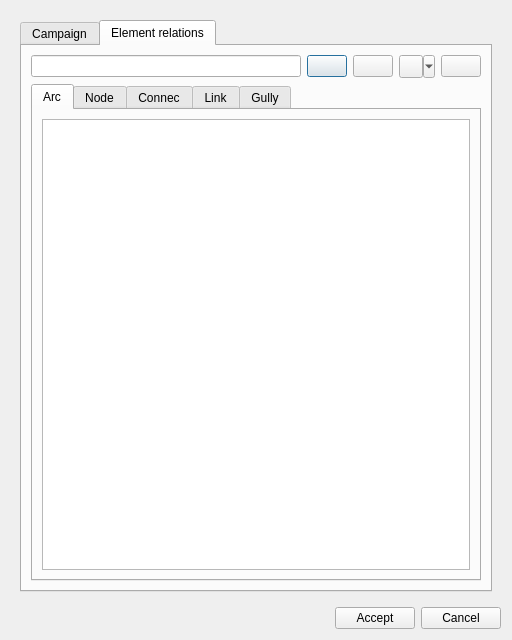
Giswater/giswater_qgis_plugin, file core/ui/toolbars/cm/add_campaign_review.ui: the form before one commit.
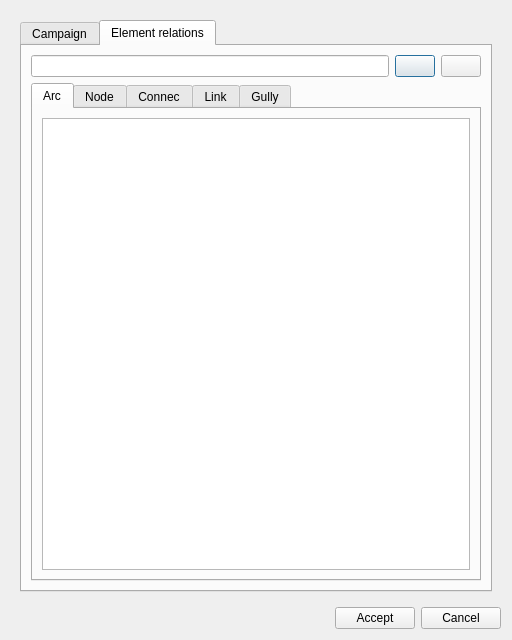
The form after the commit. The open tabs and pages were chosen to show the change. Icons and pictures are not drawn.

Commit message: fix(cm_selection): Put order to the selection tools in cm.

```diff
--- a/core/ui/toolbars/cm/add_campaign_review.ui
+++ b/core/ui/toolbars/cm/add_campaign_review.ui
@@ -64,23 +64,6 @@
               </property>
              </widget>
             </item>
-            <item>
-             <widget class="QToolButton" name="btn_snapping">
-              <property name="text">
-               <string/>
-              </property>
-              <property name="popupMode">
-               <enum>QToolButton::MenuButtonPopup</enum>
-              </property>
-             </widget>
-            </item>
-            <item>
-             <widget class="QPushButton" name="btn_expr_select">
-              <property name="text">
-               <string/>
-              </property>
-             </widget>
-            </item>
            </layout>
           </item>
           <item>
```
The commit also changes 7 other files.
